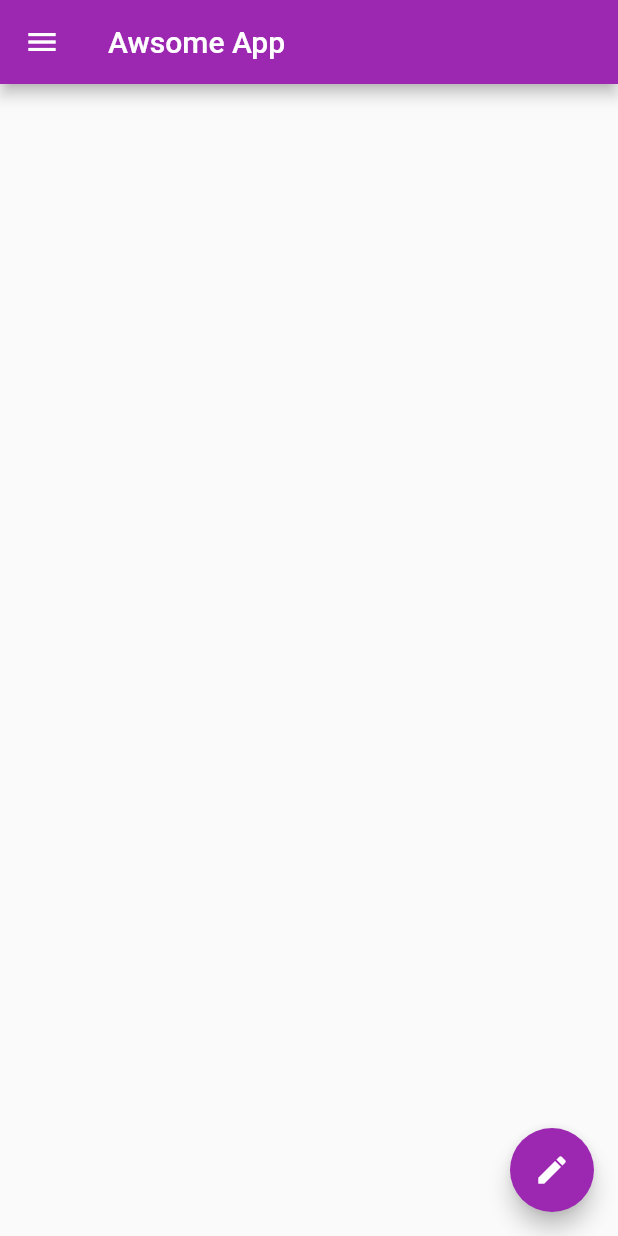
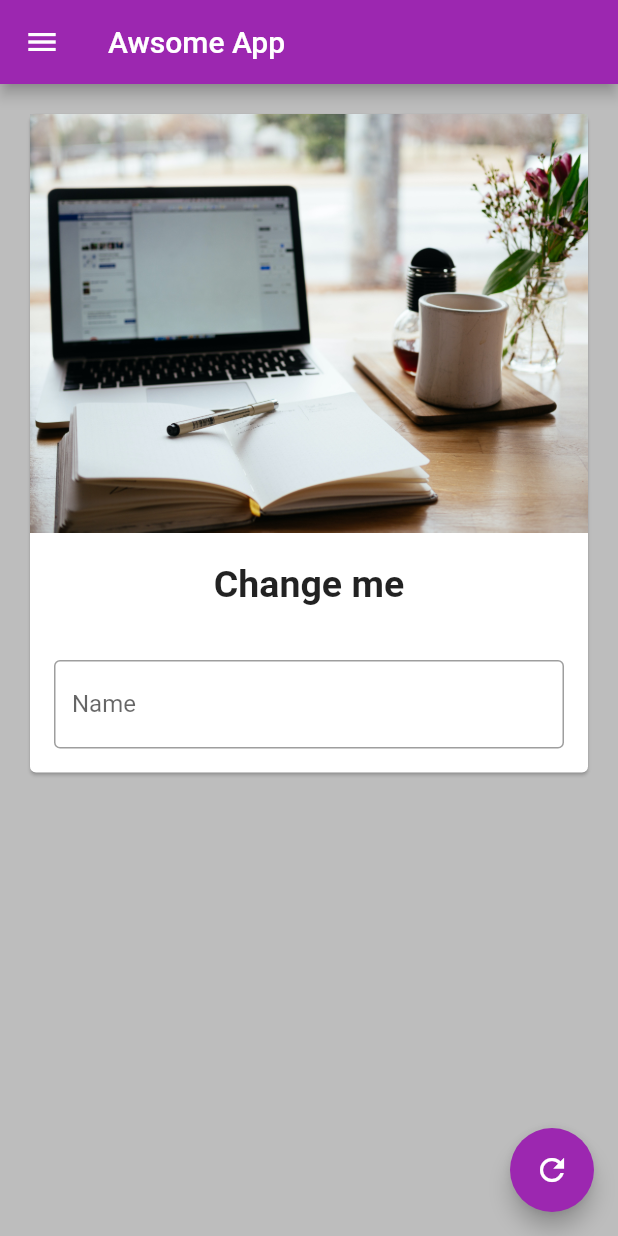
Before and after one commit to Deepjyoti-Sarmah/Flutter_learning, a Flutter app: the screen it shows after launch, on a phone screen of 412 x 824 dp. Run offline on Flutter 3.47's test engine with Material 2 defaults, Android fonts, the phone set to English and light mode, and no system bars; our stand-ins replace matcher.

Commit message:
Card, Asset Images, TextField & ScrollView

```diff
--- a/lib/main.dart
+++ b/lib/main.dart
@@ -14,16 +14,67 @@ void main() {
   );
 }
 
-class HomePage extends StatelessWidget {
+class HomePage extends StatefulWidget {
   const HomePage({Key? key}) : super(key: key);
+
+  @override
+  State<HomePage> createState() => _HomePageState();
+}
+
+class _HomePageState extends State<HomePage> {
+  TextEditingController _nameController = TextEditingController();
+  var myText = "Change me";
+
+  @override
+  void initState() {
+    super.initState();
+  }
 
   @override
   Widget build(BuildContext context) {
     return Scaffold(
+      backgroundColor: Colors.black26,
       appBar: AppBar(
         title: Text("Awsome App"),
       ),
-      body: Container(),
+      body: Padding(
+        padding: const EdgeInsets.all(16),
+        child: SingleChildScrollView(
+          child: Card(
+            child: Column(
+              children: [
+                Image.asset(
+                  "assets/bg.jpg",
+                  fit: BoxFit.cover,
+                ),
+                SizedBox(
+                  height: 20,
+                ),
+                Text(
+                  myText,
+                  style: TextStyle(fontSize: 25, fontWeight: FontWeight.bold),
+                ),
+                SizedBox(
+                  height: 20,
+                ),
+                Padding(
+                  padding: const EdgeInsets.all(16.0),
+                  child: TextField(
+                    controller: _nameController,
+                    keyboardType: TextInputType.text,
+                    // obscureText: true,
+                    decoration: InputDecoration(
+                      border: OutlineInputBorder(),
+                      hintText: "Enter something here",
+                      labelText: "Name",
+                    ),
+                  ),
+                )
+              ],
+            ),
+          ),
+        ),
+      ),
       drawer: Drawer(
         child: ListView(
           padding: EdgeInsets.zero,
@@ -52,10 +103,11 @@ class HomePage extends StatelessWidget {
         ),
       ),
       floatingActionButton: FloatingActionButton(
-        onPressed: () {},
-        child: Icon(
-          Icons.edit,
-        ),
+        onPressed: () {
+          myText = _nameController.text;
+          setState(() {});
+        },
+        child: Icon(Icons.refresh),
       ),
     );
   }
--- a/pubspec.yaml
+++ b/pubspec.yaml
@@ -58,8 +58,8 @@ flutter:
   uses-material-design: true
 
   # To add assets to your application, add an assets section, like this:
-  # assets:
-  #   - images/a_dot_burr.jpeg
+  assets:
+    - assets/
   #   - images/a_dot_ham.jpeg
 
   # An image asset can refer to one or more resolution-specific "variants", see
```
Also changed, not shown: assets/bg.jpg (added).
